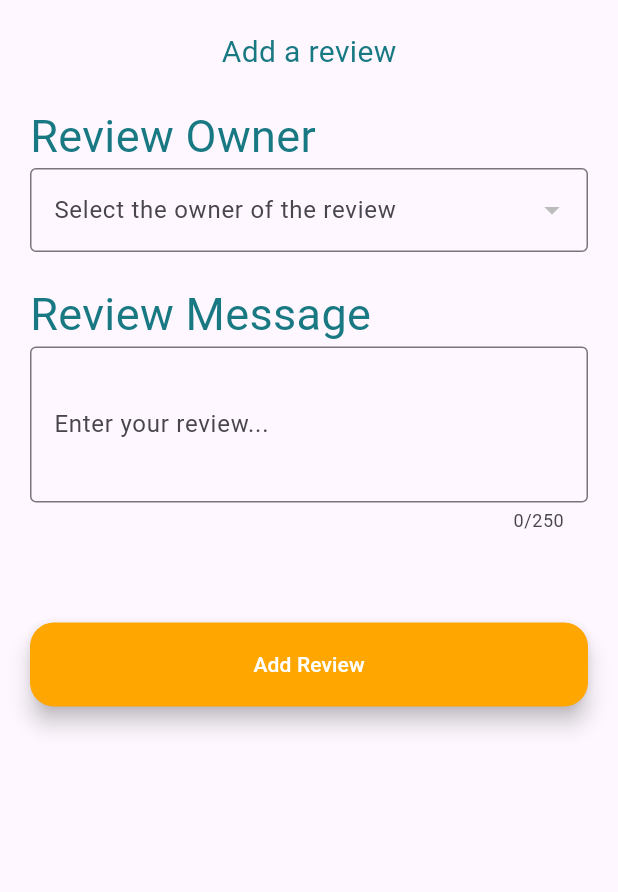
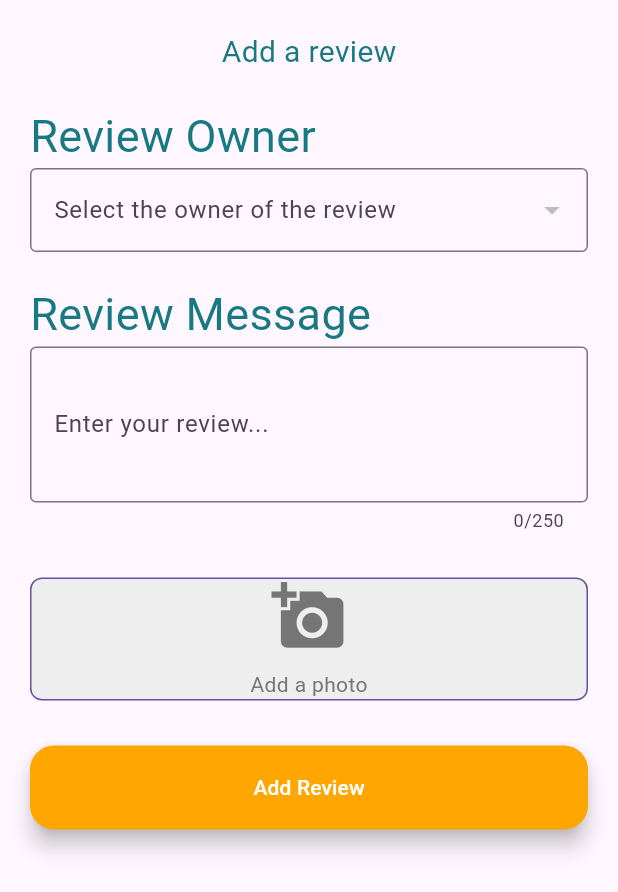
Before and after one commit to DevSchell/desafio_final_lincetech_academy, a Flutter app: the AddReviewBottomSheet widget shown alone on an empty page, opened directly with empty values, on a phone screen of 412 x 824 dp. Shown: the top 892 px of the screen. Run offline on Flutter 3.47's test engine with Material 3 defaults, Android fonts, the phone set to English and light mode, and no system bars; our stand-ins replace geolocator, google_maps_flutter, image_picker, shared_preferences, sqflite; accounts and stored records are empty.

Commit message:
bug: Implementação da feature de add imagem da review em andamento. A situação atual é que a imagem é salva corretamente no BD mas por algum motivo a UI não carrega essa imagem.

```diff
--- a/lib/presentation/pages/widgets/add_review_bottom_sheet.dart
+++ b/lib/presentation/pages/widgets/add_review_bottom_sheet.dart
@@ -1,9 +1,14 @@
+import 'dart:io';
+
 import 'package:flutter/material.dart';
+import 'package:image_picker/image_picker.dart';
 import 'package:provider/provider.dart';
 
 import '../../../entities/participant.dart';
 import '../../../entities/review.dart';
 import '../../../file_repository/trip_repository.dart';
+import '../../../l10n/app_localizations.dart';
+import '../../../use_cases/image_picker_use_cases.dart';
 import '../stopover_details_screen.dart';
 import 'all_widgets.dart';
 import 'custom_action_button.dart';
@@ -29,6 +34,8 @@ class _AddReviewBottomSheetState extends State<AddReviewBottomSheet> {
   Participant? _selectedParticipant;
   bool _isLoadingParticipants = true;
   final TripRepositorySQLite _tripRepo = TripRepositorySQLite();
+
+  XFile? _selectedImage;
 
   @override
   void initState() {
@@ -57,7 +64,8 @@ class _AddReviewBottomSheetState extends State<AddReviewBottomSheet> {
   }
 
   void _submitReview() {
-    if (_messageController.text.trim().isEmpty || _selectedParticipant == null) {
+    if (_messageController.text.trim().isEmpty ||
+        _selectedParticipant == null) {
       return;
     }
 
@@ -67,7 +75,7 @@ class _AddReviewBottomSheetState extends State<AddReviewBottomSheet> {
       message: _messageController.text.trim(),
       stopoverId: widget.stopoverId,
       participantId: _selectedParticipant!.id,
-      photoPath: '',
+      photoPath: _selectedImage!.path,
     );
 
     state.addReview(newReview);
@@ -83,19 +91,14 @@ class _AddReviewBottomSheetState extends State<AddReviewBottomSheet> {
   @override
   Widget build(BuildContext context) {
     return FractionallySizedBox(
-      heightFactor: 0.6,
+      heightFactor: 0.8,
       child: Padding(
         padding: const EdgeInsets.all(20.0),
         child: SingleChildScrollView(
           child: Column(
             crossAxisAlignment: CrossAxisAlignment.stretch,
             children: [
-              Center(
-                child: CustomHeader(
-                  text: 'Add a review',
-                  size: 20,
-                ),
-              ),
+              Center(child: CustomHeader(text: 'Add a review', size: 20)),
               const SizedBox(height: 20),
 
               CustomHeader(text: 'Review Owner'),
@@ -137,14 +140,101 @@ class _AddReviewBottomSheetState extends State<AddReviewBottomSheet> {
 
               const SizedBox(height: 30),
 
+              InkWell(
+                onTap: () {
+                  /// Shows a dialog to choose between camera or gallery.
+                  showDialog(
+                    context: context,
+                    builder: (context) => Dialog(
+                      child: Column(
+                        mainAxisSize: MainAxisSize.min,
+                        mainAxisAlignment: MainAxisAlignment.center,
+                        children: [
+                          Text(AppLocalizations.of(context)!.choosePictureFrom),
+                          const SizedBox(height: 15),
+                          Padding(
+                            padding: const EdgeInsets.all(8.0),
+                            child: CustomActionButton(
+                              text: AppLocalizations.of(
+                                context,
+                              )!.chooseFromCamera,
+                              onPressed: () async {
+                                final picker = ImagePickerUseCase();
+                                final newImage = await picker.pickFromCamera();
+                                if (newImage != null) {
+                                  setState(() {
+                                    _selectedImage = newImage;
+                                  });
+                                }
+                                Navigator.pop(context);
+                              },
+                            ),
+                          ),
+                          Padding(
+                            padding: const EdgeInsets.all(8.0),
+                            child: CustomActionButton(
+                              text: AppLocalizations.of(
+                                context,
+                              )!.chooseFromGallery,
+                              onPressed: () async {
+                                final picker = ImagePickerUseCase();
+                                final newImage = await picker.pickFromGallery();
+                                if (newImage != null) {
+                                  setState(() {
+                                    _selectedImage = newImage;
+                                  });
+                                }
+                                Navigator.pop(context);
+                              },
+                            ),
+                          ),
+                        ],
+                      ),
+                    ),
+                  );
+                },
 
+                /// Displays the selected image or a placeholder.
+                child: Container(
+                  decoration: BoxDecoration(
+                    color: Colors.grey[200],
+                    borderRadius: BorderRadius.circular(8.0),
+                    border: Border.all(
+                      color: Theme.of(context).primaryColor,
+                      width: _selectedImage != null ? 3.0 : 1.0,
+                    ),
+                  ),
+                  child: _selectedImage != null
+                      ? ClipRRect(
+                          borderRadius: BorderRadius.circular(8.0),
+                          child: Image.file(
+                            File(_selectedImage!.path),
+                            fit: BoxFit.cover,
+                            width: double.infinity,
+                            height: double.infinity,
+                          ),
+                        )
+                      : Column(
+                          mainAxisAlignment: MainAxisAlignment.center,
+                          children: [
+                            Icon(
+                              Icons.add_a_photo,
+                              color: Colors.grey[600],
+                              size: 50,
+                            ),
+                            const SizedBox(height: 10),
+                            Text(
+                              'Add a photo',
+                              style: TextStyle(color: Colors.grey[600]),
+                            ),
+                          ],
+                        ),
+                ),
+              ),
 
               const SizedBox(height: 30),
 
-              CustomActionButton(
-                text: 'Add Review',
-                onPressed: _submitReview,
-              ),
+              CustomActionButton(text: 'Add Review', onPressed: _submitReview),
             ],
           ),
         ),
```
Lines whose indentation alone changed are shown as unchanged.
